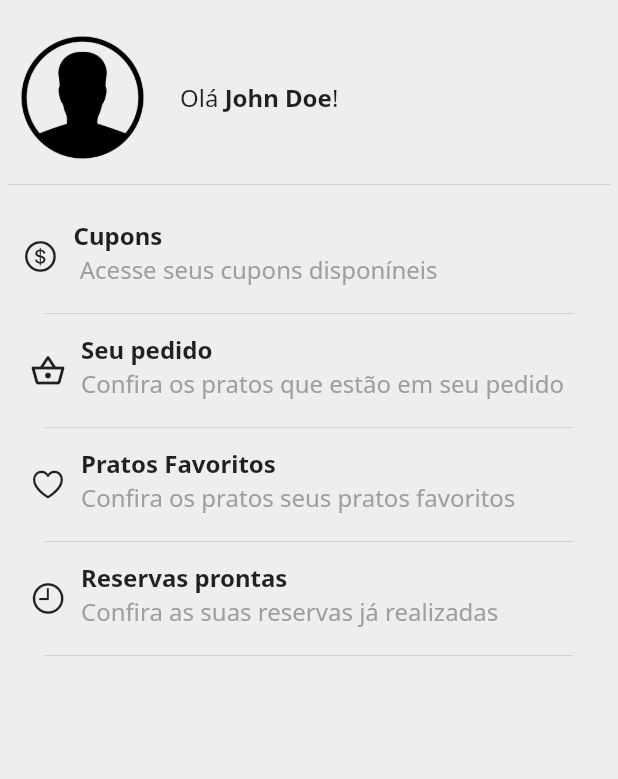
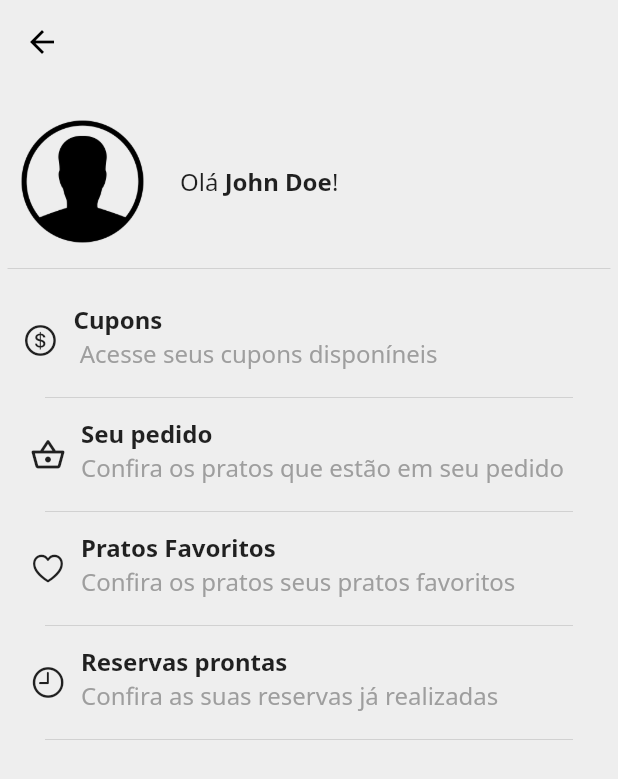
Before and after one commit to FlechaAlisson/es1_trabalhoII, a Flutter app: the screen it shows after launch, after a tap on an icon or button, on a phone screen of 412 x 824 dp. Shown: the top 779 px of the screen. Run offline on Flutter 3.47's test engine with Material 2 defaults, Android fonts, the light colour scheme and no system bars; our stand-ins replace fluttertoast, google_fonts; missing offline and left inert: animated_card, dart:js; network calls fail.

Commit message:
blalbal nao sei o q fiz

```diff
--- a/restaurante_es1/lib/Pages/HomePage.dart
+++ b/restaurante_es1/lib/Pages/HomePage.dart
@@ -1,5 +1,3 @@
-import 'dart:convert';
-
 import 'package:animated_card/animated_card.dart';
 import 'package:flutter/cupertino.dart';
 import 'package:flutter/material.dart';
@@ -10,7 +8,6 @@ import 'package:restaurante_es1/client/pratosClient.dart';
 import 'package:restaurante_es1/model/Cart.dart';
 import 'package:restaurante_es1/styles/app_colors.dart';
 import 'package:restaurante_es1/widgets/HomePageWidget/tilePlateWidget.dart';
-import 'package:http/http.dart' as http;
 
 class HomePage extends StatefulWidget {
   const HomePage({Key? key}) : super(key: key);
@@ -20,14 +17,10 @@ class HomePage extends StatefulWidget {
 }
 
 class _HomePageState extends State<HomePage> {
-  var loading = false;
-  late List<dynamic> pratos;
   PratosClient client = PratosClient();
 
-  loadData() async {
-    loading = true;
-    pratos = await client.getAllPratos();
-    loading = false;
+  Future<List<dynamic>> loadData() async {
+    return await client.getAllPratos();
   }
 
   @override
@@ -36,7 +29,7 @@ class _HomePageState extends State<HomePage> {
       builder: (context, cart, _) => SafeArea(
         child: Scaffold(
           appBar: AppBar(
-            title: Text("Restaurante da Isabola"),
+            title: Text("Restaurante"),
             actions: [
               IconButton(
                   onPressed: () => Navigator.push(
@@ -54,8 +47,7 @@ class _HomePageState extends State<HomePage> {
                   onPressed: () => Navigator.push(
                     context,
                     MaterialPageRoute(
-                      builder: (context) =>
-                          !loading ? BookingPage(pratos: pratos) : Container(),
+                      builder: (context) => BookingPage(),
                     ),
                   ),
                   backgroundColor: AppColors.primaryColor,
@@ -69,26 +61,24 @@ class _HomePageState extends State<HomePage> {
 
                   //Future Builder: Enquanto não carrega retorna um loading
                   // se carrega, retorna os widgets da pagina
-                  child: FutureBuilder(
+                  child: FutureBuilder<List<dynamic>>(
                 future: loadData(),
                 builder: (context, snapshot) {
-                  if (!loading) {
-                    return ListView.separated(
-                        itemBuilder: (context, index) {
-                          return AnimatedCard(
-                            child: tileFoodWidget(
-                                id: pratos[index]['id'],
-                                valor: pratos[index]['valor'],
-                                nome: pratos[index]['nome'],
-                                photoPath: pratos[index]['photoPath'],
-                                descricao: pratos[index]['descricao']),
-                          );
-                        },
-                        separatorBuilder: (BuildContext context, int index) =>
-                            const SizedBox(
-                              height: 8,
-                            ),
-                        itemCount: pratos.length);
+                  if (snapshot.hasData) {
+                    return ListView.builder(
+                      itemCount: snapshot.data!.length,
+                      itemBuilder: (context, i) {
+                        return AnimatedCard(
+                          child: tileFoodWidget(
+                              id: snapshot.data![i]['id'],
+                              valor:
+                                  snapshot.data![i]['valor'].toStringAsFixed(2),
+                              nome: snapshot.data![i]['nome'],
+                              photoPath: snapshot.data![i]['photoPath'],
+                              descricao: snapshot.data![i]['descricao_breve']),
+                        );
+                      },
+                    );
                   } else {
                     return SizedBox(
                       child: CircularProgressIndicator(
--- a/restaurante_es1/lib/Pages/OrderPage.dart
+++ b/restaurante_es1/lib/Pages/OrderPage.dart
@@ -1,6 +1,7 @@
 import 'package:flutter/material.dart';
 import 'package:fluttertoast/fluttertoast.dart';
 import 'package:provider/provider.dart';
+import 'package:restaurante_es1/client/pedidoClient.dart';
 import 'package:restaurante_es1/model/Cart.dart';
 
 import 'package:restaurante_es1/styles/app_colors.dart';
@@ -8,16 +9,15 @@ import 'package:restaurante_es1/styles/app_text_styles.dart';
 import 'package:restaurante_es1/widgets/OrderPageWidgets/listTileOrderWidget.dart';
 
 class BookingPage extends StatefulWidget {
-  final pratos;
   const BookingPage({
     Key? key,
-    required this.pratos,
   }) : super(key: key);
   @override
   _BookingPageState createState() => _BookingPageState();
 }
 
 class _BookingPageState extends State<BookingPage> {
+  PedidosClient client = PedidosClient();
   String dropdownValue = 'MasterCard';
   @override
   Widget build(BuildContext context) {
@@ -168,12 +168,14 @@ class _BookingPageState extends State<BookingPage> {
                 primary: AppColors.primaryColor,
                 fixedSize: Size(MediaQuery.of(context).size.width, 50)),
             onPressed: () {
+              client.saveOrder(1, cart.getTotalValue(), cart.items);
               Fluttertoast.showToast(
                 webBgColor: "linear-gradient(to right, #00b09b, #00b09b)",
                 webPosition: "center",
                 msg: "Pedido realizado com sucesso!",
                 fontSize: 30,
               );
+              cart.removeAll();
               Navigator.pop(context);
             },
             child: const Text('CONFIRMAR PEDIDO'),
--- a/restaurante_es1/lib/Pages/PerfilPage.dart
+++ b/restaurante_es1/lib/Pages/PerfilPage.dart
@@ -11,7 +11,16 @@ class PerfilPage extends StatelessWidget {
 
   @override
   Widget build(BuildContext context) {
-    return Container(
+    return Scaffold(
+      appBar: AppBar(
+        shadowColor: Colors.transparent,
+        backgroundColor: AppColors.background,
+        leading: IconButton(
+          icon: Icon(Icons.arrow_back, color: Colors.black),
+          onPressed: () => Navigator.of(context).pop(),
+        ),
+      ),
+      body: Container(
         padding: EdgeInsets.fromLTRB(5, 15, 5, 0),
         color: AppColors.background,
         child: Column(
@@ -31,7 +40,8 @@ class PerfilPage extends StatelessWidget {
                   children: [
                     Icon(CupertinoIcons.money_dollar_circle),
                     Container(
-                    padding: EdgeInsets.symmetric(horizontal: 10, vertical: 0),
+                      padding:
+                          EdgeInsets.symmetric(horizontal: 10, vertical: 0),
                       child: Column(
                         crossAxisAlignment: CrossAxisAlignment.start,
                         children: [
@@ -174,6 +184,7 @@ class PerfilPage extends StatelessWidget {
             ),
           ],
         ),
+      ),
     );
   }
 }
--- a/restaurante_es1/lib/api/api.dart
+++ b/restaurante_es1/lib/api/api.dart
@@ -1,3 +1,3 @@
 class API {
-  static var urlBase = "http://localhost:3000/";
+  static var urlBase = "http://localhost:3000";
 }
--- /dev/null
+++ b/restaurante_es1/lib/client/favoritosClient.dart
@@ -0,0 +1 @@
+class FavoritosClient {}
--- a/restaurante_es1/lib/client/pratosClient.dart
+++ b/restaurante_es1/lib/client/pratosClient.dart
@@ -15,7 +15,7 @@ class PratosClient {
   Future<Map<String, dynamic>> getPrato(int id) async {
     late Map<String, dynamic> prato;
     await http
-        .get(Uri.parse('${_urlBase}prato/$id'), headers: _headers)
+        .get(Uri.parse('$_urlBase/servico/prato/$id'), headers: _headers)
         .then((value) {
       prato = jsonDecode(value.body);
     });
@@ -23,12 +23,10 @@ class PratosClient {
   }
 
   Future<List<dynamic>> getAllPratos() async {
-    late List<dynamic> pratos;
-    await http
-        .get(Uri.parse('${_urlBase}prato/'), headers: _headers)
+    return await http
+        .get(Uri.parse('$_urlBase/servico/pratos'), headers: _headers)
         .then((value) {
-      pratos = jsonDecode(value.body);
+      return jsonDecode(value.body);
     });
-    return pratos;
   }
 }
```
Also changed, not shown: restaurante_es1/lib/Pages/DishPage.dart (+25 -41 lines), restaurante_es1/lib/client/pedidoClient.dart (added, +34 -0 lines), restaurante_es1/lib/widgets/HomePageWidget/tilePlateWidget.dart (+7 -0 lines), 2 other files. Lines whose indentation alone changed are shown as unchanged.
